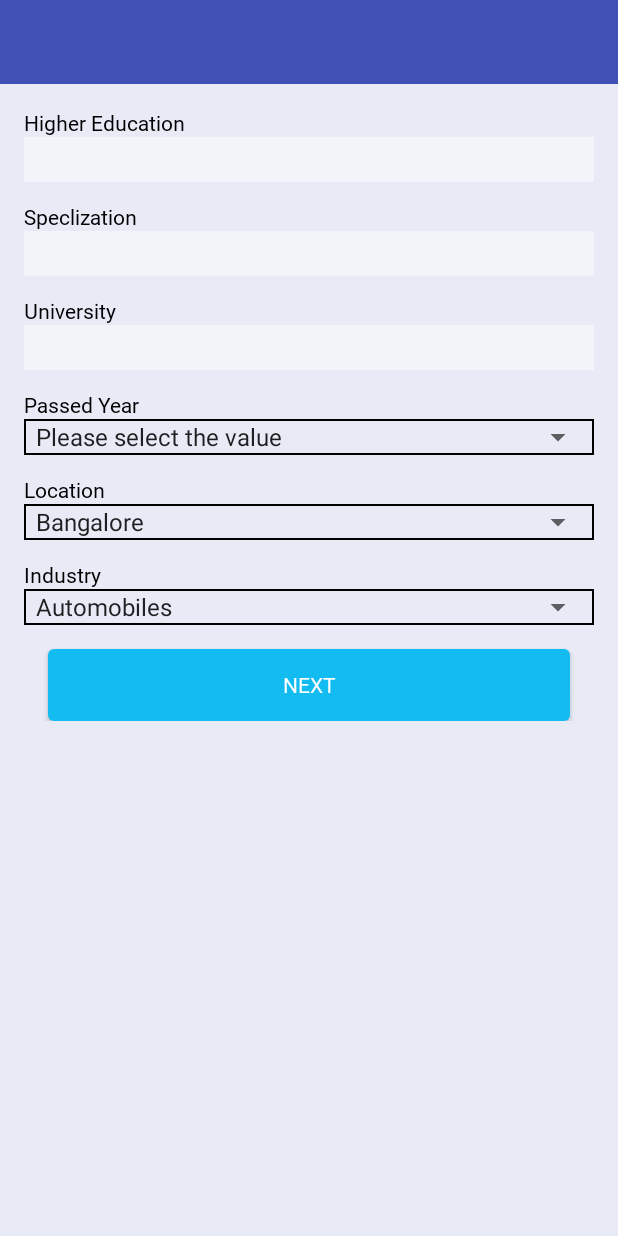
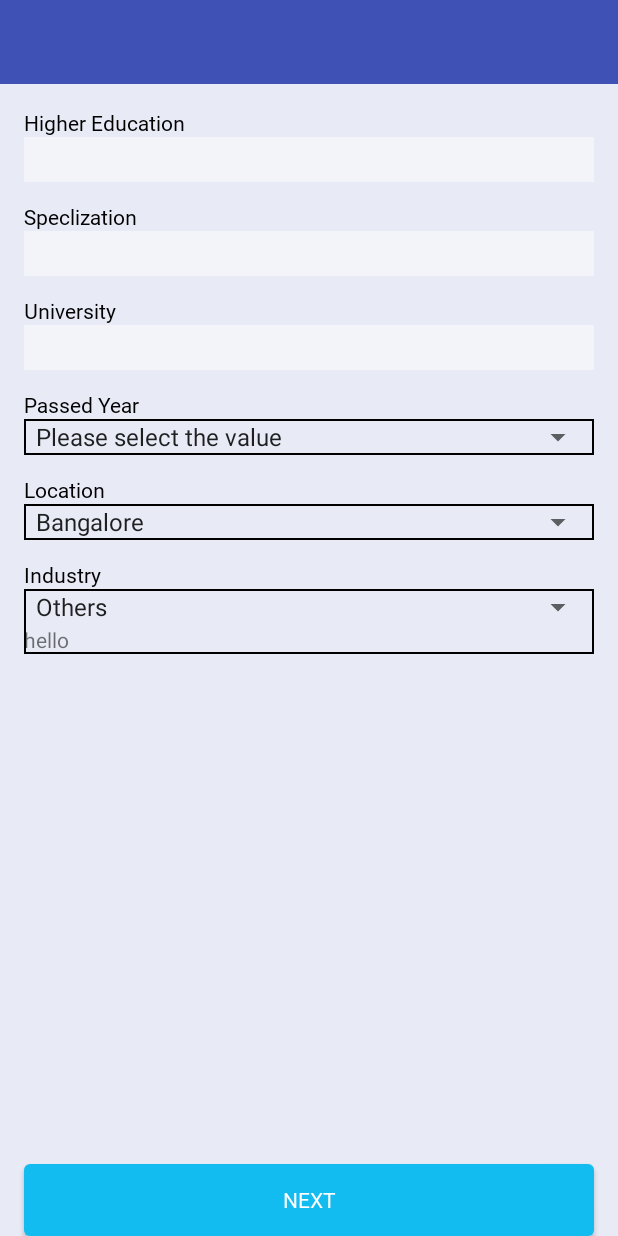
Before and after one commit to youngindia05/jobby, an Android app: the fragment_emp_regitin screen opened directly, with no data from a screen before it, on a phone screen of 412 x 824 dp. Run offline under Robolectric (Android 15) with nearby library versions, the phone set to English and light mode, and no system bars; network calls fail.

Commit message:
changes in layout .

```diff
--- a/app/src/main/AndroidManifest.xml
+++ b/app/src/main/AndroidManifest.xml
@@ -20,7 +20,8 @@
             </intent-filter>
         </activity>
         <activity android:name=".ui.MessageSendActivity" />
-        <activity android:name=".ui.LoginUser_Activity" />
+        <activity android:name=".ui.LoginUser_Activity"
+            android:windowSoftInputMode="stateAlwaysHidden"/>
         <activity android:name=".ui.Employee_RegistrationActivity" />
         <activity
             android:name=".ui.Employee_HomeActivity"
--- a/app/src/main/java/com/youngindia/jobportal/ui/fragment_emp_regitin.java
+++ b/app/src/main/java/com/youngindia/jobportal/ui/fragment_emp_regitin.java
@@ -11,7 +11,12 @@ import android.support.v7.app.AppCompatActivity;
 import android.view.LayoutInflater;
 import android.view.View;
 import android.view.ViewGroup;
+import android.widget.AdapterView;
 import android.widget.Button;
+import android.widget.EditText;
+import android.widget.Spinner;
+import android.widget.TextView;
+import android.widget.Toast;
 
 import com.youngindia.jobportal.R;
 
@@ -30,6 +35,8 @@ public class fragment_emp_regitin extends Fragment {
     private static final String ARG_PARAM2 = "param2";
     Employee_RegistrationActivity employee_registrationActivity;
     Button nxtbtn;
+    Spinner spinner_industry;
+    TextView edt_other;
 
     // TODO: Rename and change types of parameters
     private String mParam1;
@@ -72,6 +79,13 @@ public class fragment_emp_regitin extends Fragment {
     public View onCreateView(LayoutInflater inflater, ViewGroup container,
                              Bundle savedInstanceState) {
         View rootview=inflater.inflate(R.layout.fragment_fragment_emp_regitin, container, false);
+        spinner_industry=(Spinner)rootview.findViewById(R.id.spinner_Industry);
+        edt_other=(TextView)rootview.findViewById(R.id.edt_others);
+        if(spinner_industry.getSelectedItem().equals("Others"))
+        {
+            edt_other.setVisibility(View.VISIBLE);
+        }
+
         nxtbtn=(Button)rootview.findViewById(R.id.btn);
         nxtbtn.setOnClickListener(new View.OnClickListener() {
             @Override
--- a/app/src/main/res/layout/fragment_fragment_emp_regitin.xml
+++ b/app/src/main/res/layout/fragment_fragment_emp_regitin.xml
@@ -4,10 +4,12 @@
     android:layout_height="match_parent"
     tools:context="com.youngindia.jobportal.ui.fragment_emp_regitin"
     android:background="@color/backgd_light_blue">
+
     <ScrollView
         android:layout_width="match_parent"
         android:layout_height="match_parent"
-        android:id="@+id/scrollview1">
+        android:id="@+id/scrollview1"
+        android:layout_gravity="center_horizontal|bottom">
     <RelativeLayout xmlns:android="http://schemas.android.com/apk/res/android"
         android:layout_width="match_parent"
         android:layout_height="match_parent"
@@ -135,7 +137,7 @@
         <LinearLayout
             android:layout_width="match_parent"
             android:layout_height="wrap_content"
-            android:orientation="horizontal"
+            android:orientation="vertical"
             android:id="@+id/linearlayout_04"
             android:background="@drawable/spinner_shape"
             android:layout_below="@+id/tv_industry"
@@ -149,9 +151,21 @@
                 android:contextClickable="true"
                 android:textColor="@color/textColorPrimary"
                 android:layout_alignParentLeft="true"
-                android:layout_alignParentStart="true">
+                android:layout_alignParentStart="true"
+                android:layout_weight="0.5">
             </Spinner>
+            <TextView
+                android:layout_width="340dp"
+                android:layout_height="wrap_content"
+                android:id="@+id/edt_others"
+                android:text="hello"
+                android:singleLine="true"
+                android:visibility="invisible"
+                android:layout_weight="0.5"/>
         </LinearLayout>
+    </RelativeLayout>
+    </ScrollView>
+
     <com.youngindia.jobportal.fonts.Roboto_Regular_Button
         android:layout_width="match_parent"
         android:layout_height="wrap_content"
@@ -165,7 +179,6 @@
         android:layout_marginRight="16dp"
         android:layout_marginTop="16dp"
         android:layout_below="@+id/linearlayout_04"
-            android:layout_alignParentBottom="true" />
-    </RelativeLayout>
-    </ScrollView>
+        android:layout_alignParentBottom="true"
+        android:layout_gravity="center_horizontal|bottom" />
 </FrameLayout>
--- a/app/src/main/res/values/strings.xml
+++ b/app/src/main/res/values/strings.xml
@@ -59,6 +59,7 @@
 
     <string name="industry">Industry</string>
     <string-array name="industry_name">
+        <item>Others</item>
         <item>Automobiles</item>
         <item>Chemicals</item>
         <item>Construction and Capital Goods</item>
@@ -69,6 +70,7 @@
         <item>Metals</item>
         <item>Retail and other services</item>
         <item>Technology, Media and Telecomunication</item>
+
     </string-array>
 
     <string name="function">Function</string>
```
Also changed, not shown: app/src/main/java/com/youngindia/jobportal/adapter/NavDrawerItem.java (deleted, +0 -59 lines), app/src/main/java/com/youngindia/jobportal/adapter/NavDrawerListAdapter.java (deleted, +0 -71 lines), app/src/main/java/com/youngindia/jobportal/ui/Search_Result.java (+4 -7 lines). Lines whose indentation alone changed are shown as unchanged.
